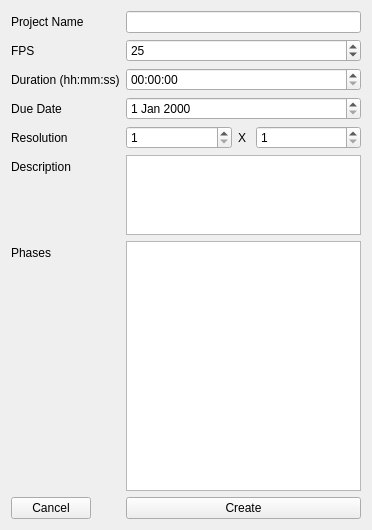
First picture: the form in DPSPipeline/widgets/userswidget/ui/userswidget.ui, repository kanooshka/DPS_PIPELINE, before the edit.
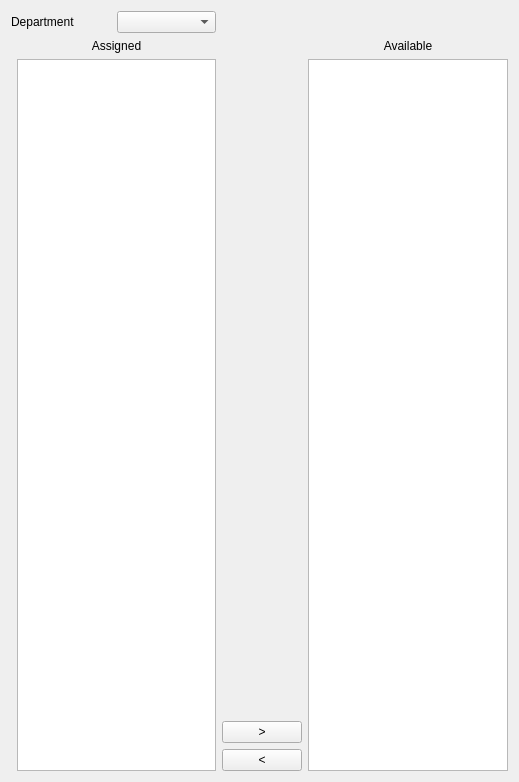
Second picture: the form after the edit.

The edit to the form file:
```diff
--- a/DPSPipeline/widgets/userswidget/ui/userswidget.ui
+++ b/DPSPipeline/widgets/userswidget/ui/userswidget.ui
@@ -6,218 +6,75 @@
    <rect>
     <x>0</x>
     <y>0</y>
-    <width>372</width>
-    <height>530</height>
+    <width>519</width>
+    <height>782</height>
    </rect>
   </property>
   <property name="windowTitle">
    <string>Widget</string>
   </property>
-  <layout class="QGridLayout" name="gridLayout" columnstretch="0">
-   <item row="1" column="0">
-    <layout class="QFormLayout" name="formLayout">
-     <property name="sizeConstraint">
-      <enum>QLayout::SetDefaultConstraint</enum>
-     </property>
-     <property name="fieldGrowthPolicy">
-      <enum>QFormLayout::AllNonFixedFieldsGrow</enum>
-     </property>
-     <item row="1" column="0">
-      <widget class="QLabel" name="label">
-       <property name="text">
-        <string>Project Name</string>
-       </property>
-      </widget>
-     </item>
-     <item row="1" column="1">
-      <widget class="QLineEdit" name="projectNameQLineEdit">
-       <property name="text">
-        <string/>
-       </property>
-      </widget>
-     </item>
-     <item row="3" column="0">
+  <layout class="QGridLayout" name="gridLayout">
+   <item row="1" column="3" rowspan="2">
+    <layout class="QVBoxLayout" name="verticalLayout_3">
+     <item>
       <widget class="QLabel" name="label_3">
-       <property name="sizePolicy">
-        <sizepolicy hsizetype="Preferred" vsizetype="Preferred">
-         <horstretch>0</horstretch>
-         <verstretch>0</verstretch>
-        </sizepolicy>
-       </property>
-       <property name="layoutDirection">
-        <enum>Qt::LeftToRight</enum>
-       </property>
        <property name="text">
-        <string>FPS</string>
-       </property>
-       <property name="textFormat">
-        <enum>Qt::AutoText</enum>
-       </property>
-       <property name="scaledContents">
-        <bool>false</bool>
-       </property>
-       <property name="alignment">
-        <set>Qt::AlignLeading|Qt::AlignLeft|Qt::AlignVCenter</set>
-       </property>
-      </widget>
-     </item>
-     <item row="3" column="1">
-      <widget class="QSpinBox" name="fps">
-       <property name="maximum">
-        <number>9999</number>
-       </property>
-       <property name="value">
-        <number>25</number>
-       </property>
-      </widget>
-     </item>
-     <item row="5" column="0">
-      <widget class="QLabel" name="label_8">
-       <property name="text">
-        <string>Duration (hh:mm:ss)</string>
-       </property>
-      </widget>
-     </item>
-     <item row="5" column="1">
-      <widget class="QTimeEdit" name="durationEdit">
-       <property name="acceptDrops">
-        <bool>false</bool>
-       </property>
-       <property name="currentSection">
-        <enum>QDateTimeEdit::HourSection</enum>
-       </property>
-       <property name="displayFormat">
-        <string>hh:mm:ss</string>
-       </property>
-       <property name="timeSpec">
-        <enum>Qt::OffsetFromUTC</enum>
-       </property>
-      </widget>
-     </item>
-     <item row="6" column="0">
-      <widget class="QLabel" name="label_2">
-       <property name="text">
-        <string>Due Date</string>
-       </property>
-       <property name="scaledContents">
-        <bool>false</bool>
+        <string>Available</string>
        </property>
        <property name="alignment">
         <set>Qt::AlignCenter</set>
        </property>
       </widget>
      </item>
-     <item row="6" column="1">
-      <widget class="QDateEdit" name="duedateEdit"/>
+     <item>
+      <widget class="QListView" name="listView_2"/>
      </item>
-     <item row="7" column="0">
-      <widget class="QLabel" name="label_7">
-       <property name="text">
-        <string>Resolution</string>
-       </property>
-      </widget>
-     </item>
-     <item row="7" column="1">
-      <layout class="QHBoxLayout" name="horizontalLayout">
-       <property name="spacing">
-        <number>6</number>
-       </property>
-       <item>
-        <widget class="QSpinBox" name="xres_spinBox">
-         <property name="minimum">
-          <number>1</number>
-         </property>
-         <property name="maximum">
-          <number>1000000</number>
-         </property>
-        </widget>
-       </item>
-       <item>
-        <widget class="QLabel" name="label_6">
-         <property name="maximumSize">
-          <size>
-           <width>12</width>
-           <height>16777215</height>
-          </size>
-         </property>
-         <property name="text">
-          <string>X</string>
-         </property>
-        </widget>
-       </item>
-       <item>
-        <widget class="QSpinBox" name="yres_spinBox">
-         <property name="minimum">
-          <number>1</number>
-         </property>
-         <property name="maximum">
-          <number>1000000</number>
-         </property>
-        </widget>
-       </item>
-      </layout>
-     </item>
-     <item row="8" column="0">
+    </layout>
+   </item>
+   <item row="0" column="0" colspan="2">
+    <layout class="QHBoxLayout" name="horizontalLayout">
+     <item>
       <widget class="QLabel" name="label_4">
        <property name="text">
-        <string>Description</string>
+        <string>Department</string>
        </property>
       </widget>
      </item>
-     <item row="8" column="1">
-      <widget class="QTextEdit" name="descriptionTextEdit">
-       <property name="maximumSize">
-        <size>
-         <width>16777215</width>
-         <height>80</height>
-        </size>
-       </property>
-       <property name="html">
-        <string>&lt;!DOCTYPE HTML PUBLIC &quot;-//W3C//DTD HTML 4.0//EN&quot; &quot;http://www.w3.org/TR/REC-html40/strict.dtd&quot;&gt;
-&lt;html&gt;&lt;head&gt;&lt;meta name=&quot;qrichtext&quot; content=&quot;1&quot; /&gt;&lt;style type=&quot;text/css&quot;&gt;
-p, li { white-space: pre-wrap; }
-&lt;/style&gt;&lt;/head&gt;&lt;body style=&quot; font-family:'MS Shell Dlg 2'; font-size:8.25pt; font-weight:400; font-style:normal;&quot;&gt;
-&lt;p style=&quot;-qt-paragraph-type:empty; margin-top:0px; margin-bottom:0px; margin-left:0px; margin-right:0px; -qt-block-indent:0; text-indent:0px;&quot;&gt;&lt;br /&gt;&lt;/p&gt;&lt;/body&gt;&lt;/html&gt;</string>
-       </property>
-      </widget>
+     <item>
+      <widget class="QComboBox" name="Department"/>
      </item>
-     <item row="9" column="0">
-      <widget class="QLabel" name="label_5">
+    </layout>
+   </item>
+   <item row="1" column="1" rowspan="2">
+    <layout class="QVBoxLayout" name="verticalLayout_2">
+     <item>
+      <widget class="QLabel" name="label_2">
        <property name="text">
-        <string>Phases</string>
+        <string>Assigned</string>
        </property>
-      </widget>
-     </item>
-     <item row="10" column="0">
-      <widget class="QPushButton" name="cancelButton">
-       <property name="text">
-        <string>Cancel</string>
+       <property name="alignment">
+        <set>Qt::AlignCenter</set>
        </property>
       </widget>
      </item>
-     <item row="10" column="1">
-      <widget class="QPushButton" name="createButton">
+     <item>
+      <widget class="QListView" name="listView"/>
+     </item>
+    </layout>
+   </item>
+   <item row="2" column="2">
+    <layout class="QVBoxLayout" name="verticalLayout">
+     <item>
+      <widget class="QPushButton" name="pushButton">
        <property name="text">
-        <string>Create</string>
+        <string>&gt;</string>
        </property>
       </widget>
      </item>
-     <item row="9" column="1">
-      <widget class="QListWidget" name="phaseListWidget">
-       <property name="sizePolicy">
-        <sizepolicy hsizetype="Expanding" vsizetype="Expanding">
-         <horstretch>0</horstretch>
-         <verstretch>100</verstretch>
-        </sizepolicy>
-       </property>
-       <property name="maximumSize">
-        <size>
-         <width>16777215</width>
-         <height>1677215</height>
-        </size>
-       </property>
-       <property name="selectionMode">
-        <enum>QAbstractItemView::MultiSelection</enum>
+     <item>
+      <widget class="QPushButton" name="pushButton_2">
+       <property name="text">
+        <string>&lt;</string>
        </property>
       </widget>
      </item>
```
